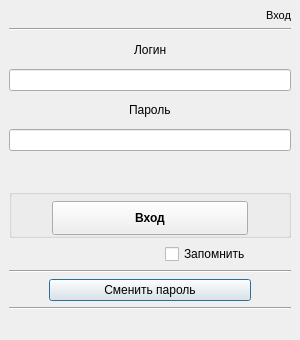
First picture: the form in ui/login_stack.ui, repository DvaMishkiLapa/StaffMI_client, before the edit.
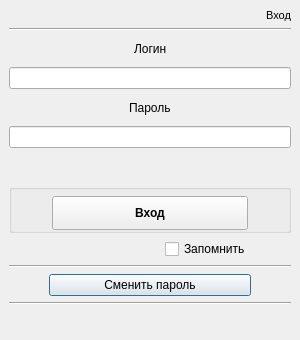
Second picture: the form after the edit. Icons and pictures are not drawn.

Commit message: Label resizing

```diff
--- a/ui/login_stack.ui
+++ b/ui/login_stack.ui
@@ -116,6 +116,12 @@
        </item>
        <item row="17" column="0" colspan="2">
         <widget class="QLabel" name="label_log_login">
+         <property name="minimumSize">
+          <size>
+           <width>0</width>
+           <height>20</height>
+          </size>
+         </property>
          <property name="maximumSize">
           <size>
            <width>16777215</width>
```
The commit also changes 7 other files.
